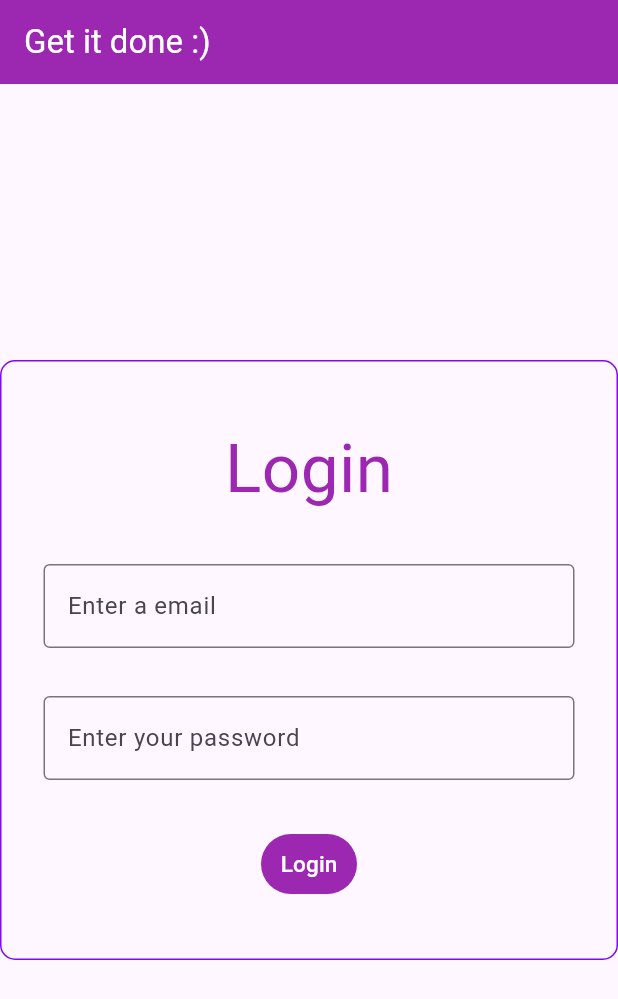
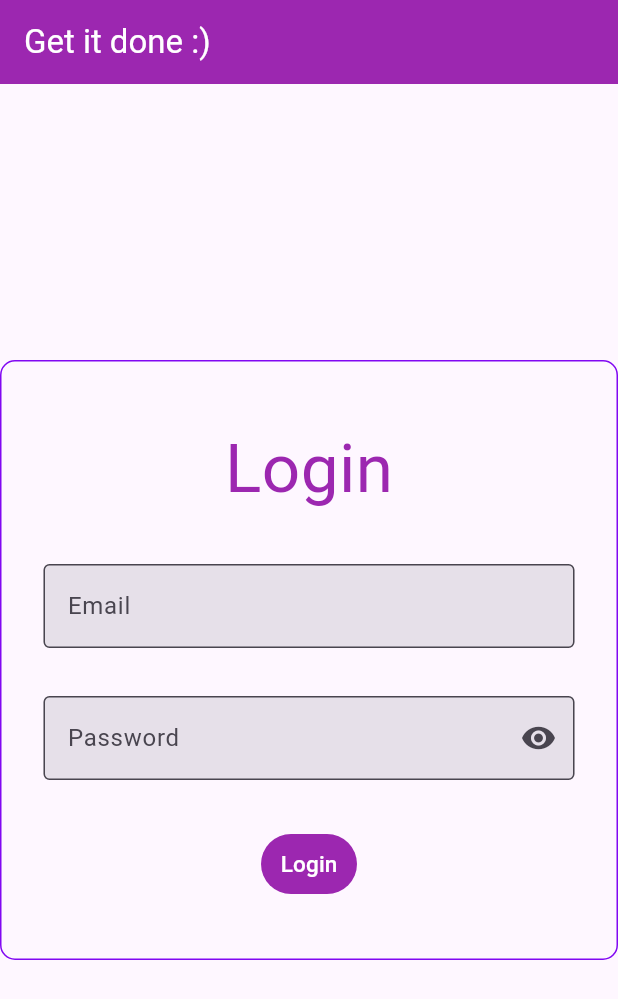
Before and after one commit to jeevarekamahalingam/todolist, a Flutter app: the screen it shows after launch, on a phone screen of 412 x 824 dp. Shown: the top 999 px of the screen. Run offline on Flutter 3.47's test engine with Material 3 defaults, Android fonts, the phone set to English and light mode, and no system bars; our stand-ins replace flutter_secure_storage.

Commit message:
modified: login page textfileds and set new user id and password

```diff
--- a/lib/main.dart
+++ b/lib/main.dart
@@ -41,7 +41,7 @@ class MyHomePage extends StatefulWidget {
 
 class _MyHomePageState extends State<MyHomePage> {
       final LocalStorage storage = LocalStorage();
-
+bool passwordVisible=true;
   void checkStatus()async{
       bool val=await storage.getIsLoggedin();
       if (val==true) {
@@ -94,7 +94,9 @@ class _MyHomePageState extends State<MyHomePage> {
                   // controller: emailController,
                   decoration: InputDecoration(
                     border: OutlineInputBorder(),
-                    hintText: 'Enter a email',
+
+                    labelText: "Email",
+                    filled: true
                   ),
                   controller: emailController,
                 ),
@@ -102,10 +104,28 @@ class _MyHomePageState extends State<MyHomePage> {
               Padding(
                 padding: EdgeInsets.symmetric(horizontal: 8, vertical: 16),
                 child: TextField(
+                  obscureText: passwordVisible,
                   decoration: InputDecoration(
                     border: OutlineInputBorder(),
-                    hintText: 'Enter your password',
+
+                    labelText: "Password",
+                   suffixIcon: IconButton(
+                     icon: Icon(passwordVisible
+                         ? Icons.visibility
+                         : Icons.visibility_off),
+                     onPressed: () {
+                       setState(
+                         () {
+                           passwordVisible = !passwordVisible;
+                         },
+                       );
+                     },
+                   ),
+                    alignLabelWithHint: false,
+                   filled: true,
                   ),
+                 keyboardType: TextInputType.visiblePassword,
+                  textInputAction: TextInputAction.done,
                   controller: passwordController,
                 ),
               ),
--- a/lib/view_model/todoviewModel.dart
+++ b/lib/view_model/todoviewModel.dart
@@ -3,8 +3,8 @@ import 'package:flutter/material.dart';
 import 'package:flutter_application_1/localstorage/local_storage.dart';
 
 class Todoviewmodel extends ChangeNotifier{
-  String name = "Admin";
-  String password= "1234!";
+  String name = "ragul@steam-a.com";
+  String password= "Admin@123";
 
 List <Map<String,dynamic>> todolist = [];
 
```
